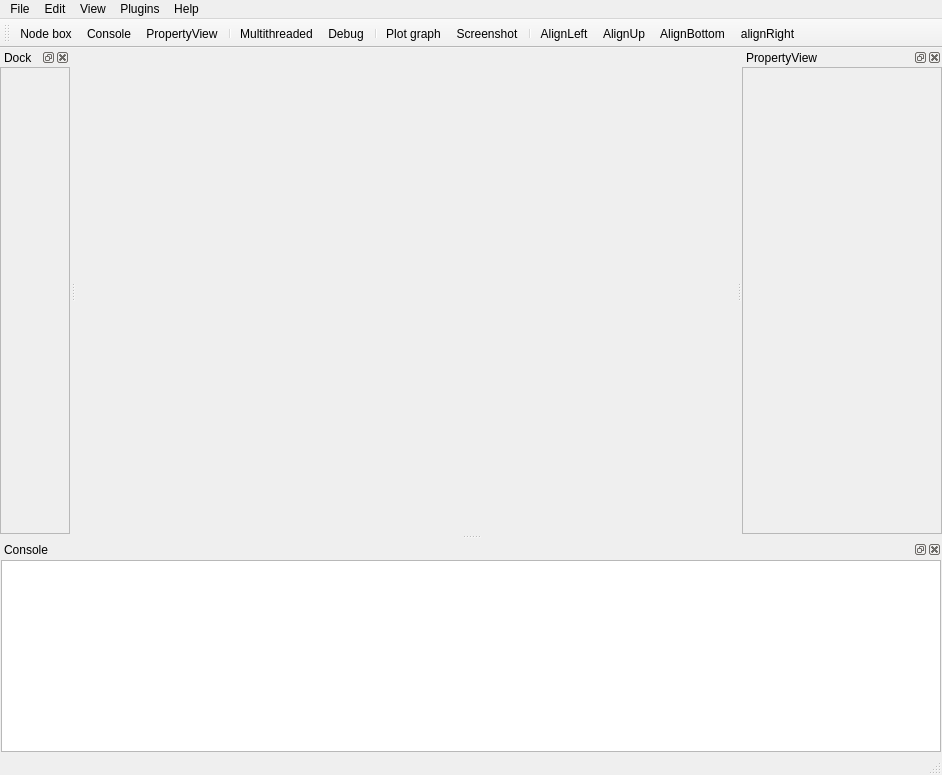
Old version of the form PyFlow/GraphEditor_ui.ui in the repository wonderworks-software/PyFlow.
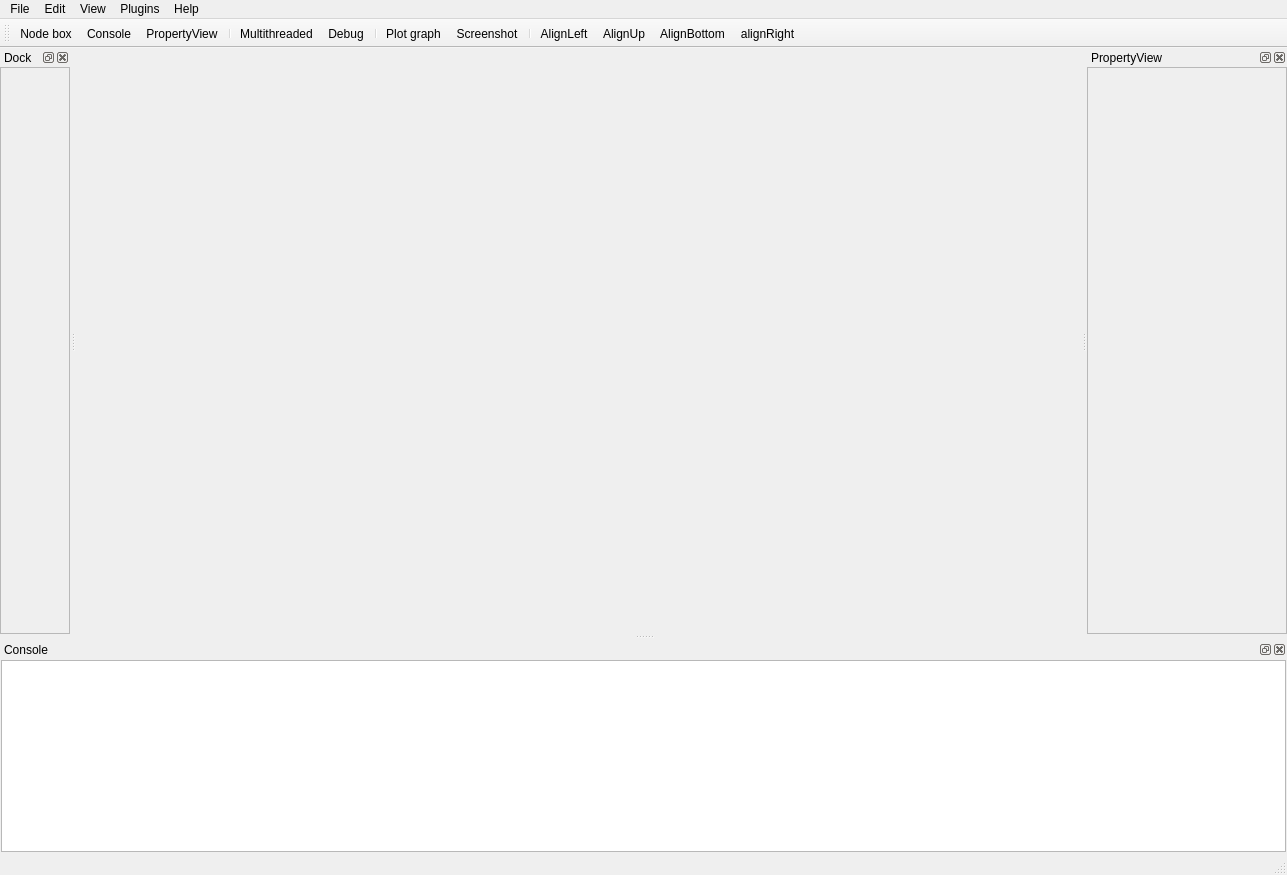
New version of the form. Icons and pictures are not drawn.

What changed in the file:
```diff
--- a/PyFlow/GraphEditor_ui.ui
+++ b/PyFlow/GraphEditor_ui.ui
@@ -9,8 +9,8 @@
    <rect>
     <x>0</x>
     <y>0</y>
-    <width>942</width>
-    <height>775</height>
+    <width>1287</width>
+    <height>875</height>
    </rect>
   </property>
   <property name="windowTitle">
@@ -43,6 +43,9 @@
     <property name="bottomMargin">
      <number>1</number>
     </property>
+    <property name="spacing">
+     <number>1</number>
+    </property>
     <item row="0" column="0">
      <widget class="QSplitter" name="horizontal_splitter">
       <property name="styleSheet">
@@ -83,8 +86,8 @@
     <rect>
      <x>0</x>
      <y>0</y>
-     <width>942</width>
-     <height>26</height>
+     <width>1287</width>
+     <height>21</height>
     </rect>
    </property>
    <widget class="QMenu" name="menuEdit">
@@ -243,8 +246,8 @@
          <rect>
           <x>0</x>
           <y>0</y>
-          <width>89</width>
-          <height>431</height>
+          <width>78</width>
+          <height>630</height>
          </rect>
         </property>
         <layout class="QGridLayout" name="gridLayout_5">
@@ -314,8 +317,8 @@
          <rect>
           <x>0</x>
           <y>0</y>
-          <width>198</width>
-          <height>431</height>
+          <width>308</width>
+          <height>630</height>
          </rect>
         </property>
         <layout class="QGridLayout" name="gridLayout_4">
```
Left out of the diff: 2 changed lines with no effect on the pictures.
